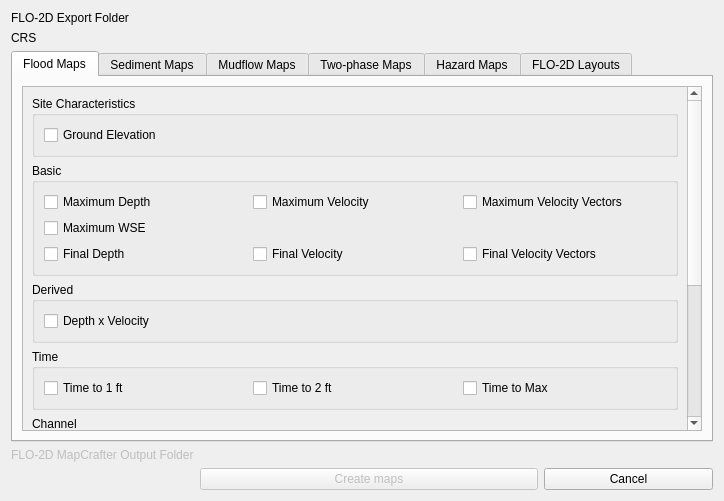
Old version of the form flo2d_mapcrafter/flo2d_mapcrafter_dialog_base.ui in the repository FLO-2DSoftware/FLO-2DMapCrafter.
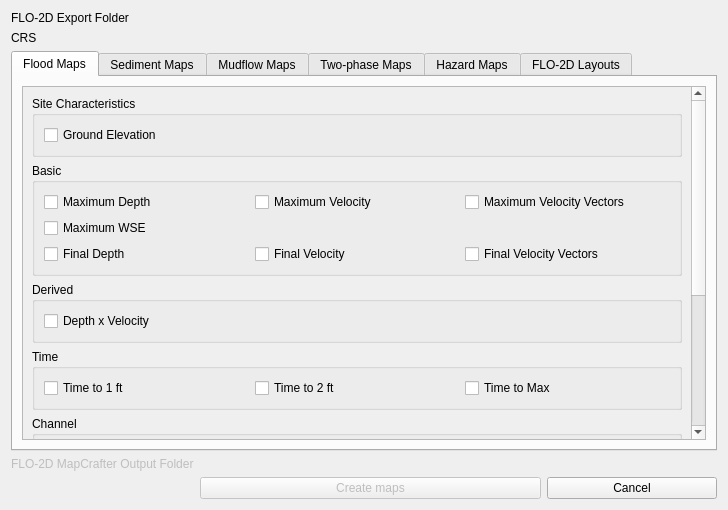
New version of the form. Custom widgets are drawn as their Qt base class.

Diff of the .ui file:
```diff
--- a/flo2d_mapcrafter/flo2d_mapcrafter_dialog_base.ui
+++ b/flo2d_mapcrafter/flo2d_mapcrafter_dialog_base.ui
@@ -6,8 +6,8 @@
    <rect>
     <x>0</x>
     <y>0</y>
-    <width>724</width>
-    <height>501</height>
+    <width>728</width>
+    <height>510</height>
    </rect>
   </property>
   <property name="windowTitle">
@@ -179,8 +179,8 @@
            <rect>
             <x>0</x>
             <y>0</y>
-            <width>680</width>
-            <height>324</height>
+            <width>684</width>
+            <height>333</height>
            </rect>
           </property>
           <layout class="QGridLayout" name="gridLayout_99">
```
Left out of the diff: 96 changed lines with no effect on the pictures.
